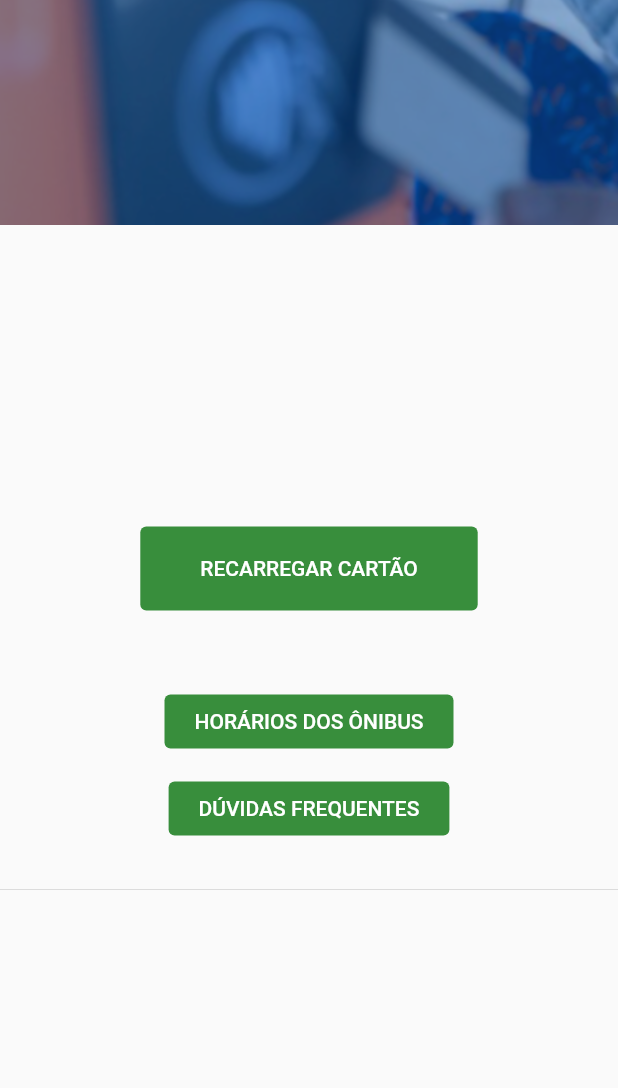
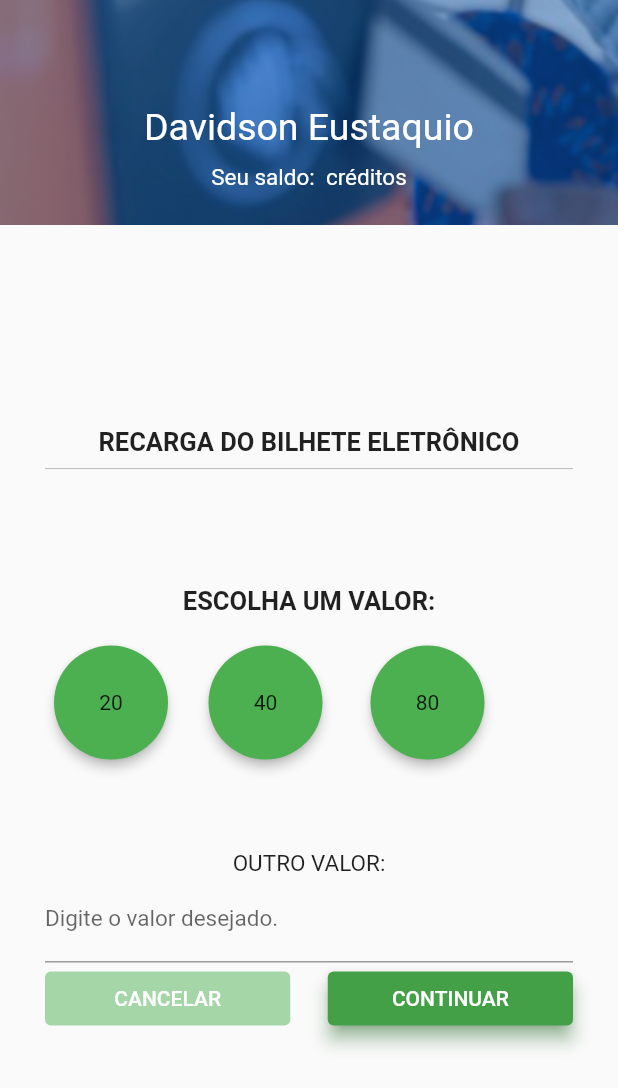
Before and after one commit to davideustaquio/bilhete_eletronico, a Flutter app: the ClientePage screen opened directly, after a tap on "RECARREGAR CARTÃO", on a phone screen of 412 x 824 dp. Shown: the top 1088 px of the screen. Run offline on Flutter 3.47's test engine with Material 2 defaults, Android fonts, the phone set to English and light mode, and no system bars; our stand-ins replace cloud_firestore, firebase_auth, firebase_core, shared_preferences; accounts and stored records are empty.

Commit message:
Commit Recarga cartao_1

```diff
--- a/lib/screens/cliente_page.dart
+++ b/lib/screens/cliente_page.dart
@@ -1,6 +1,8 @@
 import 'package:bilhete_eletronico/screens/duvida_page.dart';
 import 'package:bilhete_eletronico/screens/horario_page.dart';
+import 'package:bilhete_eletronico/screens/recarga_page.dart';
 import 'package:bilhete_eletronico/widgets/appBarUser_widget.dart';
+import 'package:firebase_auth/firebase_auth.dart';
 import 'package:flutter/material.dart';
 
 class ClientePage extends StatefulWidget {
@@ -11,16 +13,25 @@ class ClientePage extends StatefulWidget {
 }
 
 class _ClientePageState extends State<ClientePage> {
+  User user = FirebaseAuth.instance.currentUser;
+
   @override
   Widget build(BuildContext context) {
     return Scaffold(
       appBar: AppBarUserWidgets(),
       body: new Center(
         child: Column(
-          mainAxisAlignment: MainAxisAlignment.center,
+          mainAxisAlignment: MainAxisAlignment.start,
           children: [
+            SizedBox(height: 80),
             ElevatedButton(
-              onPressed: () {},
+              onPressed: () {
+                Navigator.push(
+                    context,
+                    MaterialPageRoute(
+                      builder: (context) => RecargaPage(),
+                    ));
+              },
               style: ElevatedButton.styleFrom(
                 padding: EdgeInsets.only(
                     left: 40.0, top: 20, right: 40.0, bottom: 20),
@@ -71,7 +82,30 @@ class _ClientePageState extends State<ClientePage> {
               ),
               child: Text('DÚVIDAS FREQUENTES'),
             ),
-            Divider(height: 60),
+            Divider(height: 110),
+            //SizedBox(height: 10),
+
+            Text(
+              'Empresa de Transporte Coletivo Ltda.',
+              style: TextStyle(
+                fontSize: 18,
+                color: Colors.green.shade900,
+              ),
+            ),
+            Text(
+              'Av. Alfenas, 155, Centro - Alfenas-MG',
+              style: TextStyle(
+                fontSize: 14,
+                color: Colors.green.shade900,
+              ),
+            ),
+            Text(
+              'Tel: (35) 3222 4455',
+              style: TextStyle(
+                fontSize: 14,
+                color: Colors.green.shade900,
+              ),
+            ),
           ],
         ),
       ),
--- /dev/null
+++ b/lib/screens/recarga_page.dart
@@ -0,0 +1,435 @@
+import 'dart:io';
+
+import 'package:bilhete_eletronico/models/cliente.dart';
+import 'package:bilhete_eletronico/providers/cliente_model.dart';
+import 'package:bilhete_eletronico/screens/cliente_page.dart';
+import 'package:bilhete_eletronico/widgets/appBarUser_widget.dart';
+import 'package:firebase_auth/firebase_auth.dart';
+import 'package:flutter/material.dart';
+import 'package:provider/provider.dart';
+
+class RecargaPage extends StatefulWidget {
+  final Cliente cliente;
+
+  RecargaPage([this.cliente]);
+
+  @override
+  _RecargaPageState createState() => _RecargaPageState();
+}
+
+class _RecargaPageState extends State<RecargaPage> {
+  //
+  final nomecontroller = TextEditingController();
+  final cpfcontroller = TextEditingController();
+  final emailcontroller = TextEditingController();
+  final celularcontroller = TextEditingController();
+  final numerocartaocontroller = TextEditingController();
+  final senhaController = TextEditingController();
+  final saldocontroller = TextEditingController();
+  //
+  GlobalKey<FormState> _formKey = GlobalKey<FormState>();
+  User user = FirebaseAuth.instance.currentUser;
+  bool _isProcessing = false;
+
+  //verifica se vem algo ou não do banco
+  @override
+  void initState() {
+    if (widget.cliente != null) {
+      nomecontroller.text = widget.cliente.nome;
+      cpfcontroller.text = widget.cliente.cpf.toString();
+      emailcontroller.text = widget.cliente.email;
+      celularcontroller.text = widget.cliente.celular.toString();
+      numerocartaocontroller.text = widget.cliente.numerocartao.toString();
+      //senhaController.text = widget.cliente.senha.toString();
+      saldocontroller.text = widget.cliente.saldo.toString();
+
+      final clienteprovider = Provider.of<ClienteModel>(context, listen: false);
+      clienteprovider.loadCliente(widget.cliente);
+    }
+    super.initState();
+  }
+
+  Future<void> _alertDialog() async {
+    switch (await showDialog(
+        context: context,
+        builder: (BuildContext context) {
+          return AlertDialog(
+            content: Text('CONFIRMAÇÃO DE RECARGA'),
+            title: Text('Verifique o valor desejado.'),
+            // entra algo aqui//
+            actions: <Widget>[
+              TextButton(
+                onPressed: () {
+                  Navigator.pushReplacement(
+                    context,
+                    MaterialPageRoute(
+                      builder: (context) => ClientePage(),
+                    ),
+                  );
+                },
+                child: const Text('OK'),
+              ),
+              TextButton(
+                onPressed: () {
+                  Navigator.pop(context);
+                },
+                child: const Text('CANCELAR'),
+              ),
+            ],
+          );
+        })) {
+    }
+  }
+
+  @override
+  Widget build(BuildContext context) {
+    final clienteprovider = Provider.of<ClienteModel>(context);
+    User user = FirebaseAuth.instance.currentUser;
+
+    return Scaffold(
+      appBar: AppBarUserWidgets(),
+      body: Form(
+        key: _formKey,
+        //
+        child: Column(
+          mainAxisAlignment: MainAxisAlignment.center,
+          // crossAxisAlignment: CrossAxisAlignment.center,
+          children: <Widget>[
+            Container(
+              padding: EdgeInsets.only(left: 30, right: 30),
+              child: Column(
+                children: [
+                  Text(
+                    "RECARGA DO BILHETE ELETRÔNICO",
+                    textAlign: TextAlign.center,
+                    style: TextStyle(fontSize: 17, fontWeight: FontWeight.bold),
+                  ),
+                  Divider(color: Colors.black26),
+                  SizedBox(
+                    height: 70,
+                  ),
+                  Text(
+                    'ESCOLHA UM VALOR:',
+                    textAlign: TextAlign.center,
+                    style: TextStyle(fontSize: 17, fontWeight: FontWeight.bold),
+                  ),
+                  SizedBox(
+                    width: 100,
+                    height: 20,
+                  ),
+                  Row(
+                    mainAxisAlignment: MainAxisAlignment.start,
+                    children: [
+                      RawMaterialButton(
+                          onPressed: () {
+                            clienteprovider.setSaldo('20');
+                          },
+                          elevation: 3.0,
+                          child: Text('20'),
+                          fillColor: Colors.green,
+                          padding: EdgeInsets.all(30),
+                          shape: CircleBorder()),
+                      SizedBox(
+                        width: 15,
+                      ),
+                      RawMaterialButton(
+                        onPressed: () {
+                          clienteprovider.setSaldo("40,00");
+                        },
+                        elevation: 3.0,
+                        fillColor: Colors.green,
+                        child: Text('40'),
+                        padding: EdgeInsets.all(30),
+                        shape: CircleBorder(),
+                      ),
+                      SizedBox(
+                        width: 20,
+                      ),
+                      RawMaterialButton(
+                        onPressed: () {
+                          clienteprovider.setSaldo("80");
+                        },
+                        elevation: 3.0,
+                        child: Text('80'),
+                        fillColor: Colors.green,
+                        padding: EdgeInsets.all(30),
+                        shape: CircleBorder(),
+                      ),
+                    ],
+                  ),
+                  SizedBox(
+                    height: 60,
+                  ),
+                  Column(
+                    children: <Widget>[
+                      Text('OUTRO VALOR:',
+                          textAlign: TextAlign.end,
+                          style: TextStyle(
+                              fontSize: 15, fontWeight: FontWeight.normal)),
+                      TextFormField(
+                        onChanged: (value) => {clienteprovider.setNome(value)},
+                        validator: (value) {
+                          return value == ""
+                              ? "Digite o valor desejado."
+                              : null;
+                        },
+                        controller: saldocontroller,
+                        keyboardType: TextInputType.number,
+                        decoration: InputDecoration(
+                          labelText: "Digite o valor desejado.",
+                        ),
+                        style: TextStyle(fontSize: 15),
+                      ),
+//
+                      _isProcessing
+                          ? CircularProgressIndicator()
+                          : Row(
+                              children: [
+                                Expanded(
+                                  child: ElevatedButton(
+                                      onPressed: () {
+                                        Navigator.pop(context);
+                                      },
+                                      style: ElevatedButton.styleFrom(
+                                        primary: Colors.green[200],
+                                        onPrimary: Colors.white,
+                                        shadowColor: Colors.green,
+                                        elevation: 0,
+                                      ),
+                                      child: Text('CANCELAR')),
+                                ),
+                                SizedBox(width: 25.0),
+                                Expanded(
+                                  child: ElevatedButton(
+                                    onPressed: () async {
+                                      if (_formKey.currentState.validate()) {
+                                        setState(() {
+                                          _isProcessing = true;
+                                        });
+                                      } else {
+                                        setState(() {
+                                          _isProcessing = false;
+                                        });
+                                      }
+                                      _alertDialog();
+                                    },
+                                    child: Text('CONTINUAR'),
+                                    style: ElevatedButton.styleFrom(
+                                        primary: Colors.green[600],
+                                        onPrimary: Colors.white,
+                                        shadowColor: Colors.green,
+                                        elevation: 5),
+                                  ),
+                                ),
+                              ],
+                            ),
+//
+                    ],
+                  ),
+                ],
+              ),
+            ),
+          ],
+        ),
+      ),
+    );
+  }
+}
+
+//
+/* import 'package:bilhete_eletronico/models/cliente.dart';
+import 'package:bilhete_eletronico/providers/cliente_model.dart';
+import 'package:bilhete_eletronico/screens/cliente_page.dart';
+import 'package:bilhete_eletronico/widgets/appBarUser_widget.dart';
+import 'package:firebase_auth/firebase_auth.dart';
+import 'package:flutter/material.dart';
+import 'package:provider/provider.dart';
+
+class RecargaPage extends StatefulWidget {
+  //User user = FirebaseAuth.instance.currentUser;
+  // final Cliente cliente;
+
+  RecargaPage([user]);
+
+  @override
+  _RecargaPageState createState() => _RecargaPageState();
+}
+
+class _RecargaPageState extends State<RecargaPage> {
+  //controller
+  final valorcontroller = TextEditingController();
+  bool _isProcessing = false;
+  GlobalKey<FormState> _formKey = GlobalKey<FormState>();
+
+  @override
+  void initState() {
+    valorcontroller.text = "";
+    final clienteprovider = Provider.of<ClienteModel>(context, listen: false);
+    clienteprovider.loadCliente(Cliente());
+    //
+    super.initState();
+  }
+
+  @override
+  Widget build(BuildContext context) {
+    final clienteprovider = Provider.of<ClienteModel>(context);
+    User user = FirebaseAuth.instance.currentUser;
+
+    return Scaffold(
+      appBar: AppBarUserWidgets(),
+      body: Form(
+        key: _formKey,
+        //
+        child: Column(
+          mainAxisAlignment: MainAxisAlignment.center,
+          // crossAxisAlignment: CrossAxisAlignment.center,
+          children: <Widget>[
+            Container(
+              padding: EdgeInsets.only(left: 30, right: 30),
+              child: Column(
+                children: [
+                  Text(
+                    "RECARGA DO BILHETE ELETRÔNICO",
+                    textAlign: TextAlign.center,
+                    style: TextStyle(fontSize: 17, fontWeight: FontWeight.bold),
+                  ),
+                  Divider(color: Colors.black26),
+                  SizedBox(
+                    height: 70,
+                  ),
+                  Text(
+                    'ESCOLHA UM VALOR:',
+                    textAlign: TextAlign.center,
+                    style: TextStyle(fontSize: 17, fontWeight: FontWeight.bold),
+                  ),
+                  SizedBox(
+                    width: 100,
+                    height: 20,
+                  ),
+                  Row(
+                    mainAxisAlignment: MainAxisAlignment.start,
+                    children: [
+                      RawMaterialButton(
+                          onPressed: () {
+                            clienteprovider.setSaldo('20');
+                          },
+                          elevation: 3.0,
+                          child: Text('20'),
+                          fillColor: Colors.green,
+                          padding: EdgeInsets.all(30),
+                          shape: CircleBorder()),
+                      SizedBox(
+                        width: 15,
+                      ),
+                      RawMaterialButton(
+                        onPressed: () {
+                          clienteprovider.setSaldo("40,00");
+                        },
+                        elevation: 3.0,
+                        fillColor: Colors.green,
+                        child: Text('40'),
+                        padding: EdgeInsets.all(30),
+                        shape: CircleBorder(),
+                      ),
+                      SizedBox(
+                        width: 20,
+                      ),
+                      RawMaterialButton(
+                        onPressed: () {
+                          clienteprovider.setSaldo("80");
+                        },
+                        elevation: 3.0,
+                        child: Text('80'),
+                        fillColor: Colors.green,
+                        padding: EdgeInsets.all(30),
+                        shape: CircleBorder(),
+                      ),
+                    ],
+                  ),
+                  SizedBox(
+                    height: 60,
+                  ),
+                  Column(
+                    children: <Widget>[
+                      Text('OUTRO VALOR:',
+                          textAlign: TextAlign.end,
+                          style: TextStyle(
+                              fontSize: 15, fontWeight: FontWeight.normal)),
+                      TextFormField(
+                        validator: (value) {
+                          return value == ""
+                              ? "Digite o valor desejado."
+                              : null;
+                        },
+                        controller: valorcontroller,
+                        keyboardType: TextInputType.number,
+                        decoration: InputDecoration(
+                          labelText: "Digite o valor desejado.",
+                        ),
+                        style: TextStyle(fontSize: 15),
+                      ),
+//
+                      _isProcessing
+                          ? CircularProgressIndicator()
+                          : Row(
+                              children: [
+                                Expanded(
+                                  child: ElevatedButton(
+                                      onPressed: () {
+                                        Navigator.pop(context);
+                                      },
+                                      style: ElevatedButton.styleFrom(
+                                        primary: Colors.green[200],
+                                        onPrimary: Colors.white,
+                                        shadowColor: Colors.green,
+                                        elevation: 0,
+                                      ),
+                                      child: Text('CANCELAR')),
+                                ),
+                                SizedBox(width: 25.0),
+                                Expanded(
+                                  child: ElevatedButton(
+                                    onPressed: () async {
+                                      if (_formKey.currentState.validate()) {
+                                        setState(() {
+                                          _isProcessing = true;
+                                        });
+                                        //salvando no bd
+                                        clienteprovider
+                                            .setSaldo(valorcontroller.text);
+                                        clienteprovider.saveCliente();
+                                      } else {
+                                        setState(() {
+                                          _isProcessing = false;
+                                        });
+                                      }
+                                      Navigator.pushReplacement(
+                                        context,
+                                        MaterialPageRoute(
+                                          builder: (context) => ClientePage(),
+                                        ),
+                                      );
+                                    },
+                                    child: Text('CONTINUAR'),
+                                    style: ElevatedButton.styleFrom(
+                                        primary: Colors.green[600],
+                                        onPrimary: Colors.white,
+                                        shadowColor: Colors.green,
+                                        elevation: 5),
+                                  ),
+                                ),
+                              ],
+                            ),
+//
+                    ],
+                  ),
+                ],
+              ),
+            ),
+          ],
+        ),
+      ),
+    );
+  }
+}
+ */
--- a/lib/services/firestore_service.dart
+++ b/lib/services/firestore_service.dart
@@ -25,28 +25,14 @@ class FirestoreService {
         .toList());
   }
 
+
+
   //remover
   Future<void> removeCliente(String clienteID) {
     return _db.collection('clienteID').doc(clienteID).delete();
   }
 
-  //
-  //________________________________________________________
-  //__________________CARD__________________________________
-  //criar - atualizar
-  /*  Future<void> saveCard(Card card) {
-    return _db.collection('cards').doc(card.cardID).set(card.toMap());
-  }
 
-  //ler-consultar
-  Stream<List<Card>> getCards() {
-    return _db.collection('cards').snapshots().map((snapshot) => snapshot.docs
-        .map((document) => Card.fromFirestore(document.data()))
-        .toList());
-  }
 
-  //remover
-  Future<void> removeCard(String cardID) {
-    return _db.collection('cardID').doc(cardID).delete();
-  } */
+
 }
--- a/lib/widgets/appBarUser_widget.dart
+++ b/lib/widgets/appBarUser_widget.dart
@@ -1,17 +1,48 @@
+
+import 'package:firebase_auth/firebase_auth.dart';
 import 'package:flutter/material.dart';
 
+
 class AppBarUserWidgets extends PreferredSize {
+  final user = FirebaseAuth.instance.currentUser;
+
+  @override
   AppBarUserWidgets()
       : super(
           preferredSize: Size.fromHeight(150),
           child: Container(
-            // height: 250,
+            height: 250,
             decoration: new BoxDecoration(
               image: new DecorationImage(
                 image: new AssetImage('images/fundo_user.png'),
                 fit: BoxFit.cover,
               ),
             ),
+            child: Column(
+                mainAxisSize: MainAxisSize.min,
+                crossAxisAlignment: CrossAxisAlignment.center,
+                children: [
+                  new Container(
+                    margin: const EdgeInsets.only(top: 70),
+                  ),
+                  Text(
+                    'Davidson Eustaquio',
+                    style: TextStyle(
+                      fontSize: 25,
+                      color: Colors.white,
+                      decoration: TextDecoration.none,
+                    ),
+                  ),
+                  SizedBox(height: 10),
+                  Text(
+                    'Seu saldo: ' + ' créditos',
+                    style: TextStyle(
+                      fontSize: 15,
+                      color: Colors.white,
+                      decoration: TextDecoration.none,
+                    ),
+                  ),
+                ]),
           ),
         );
 }
```
Also changed, not shown: lib/screens/home_page.dart (+26 -1 lines), lib/screens/login_page.dart (+8 -0 lines).
